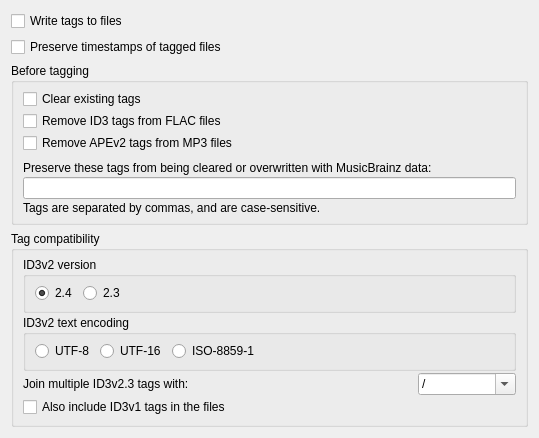
Before: the Qt Designer form ui/options_tags.ui in metabrainz/picard, drawn with Qt 5.
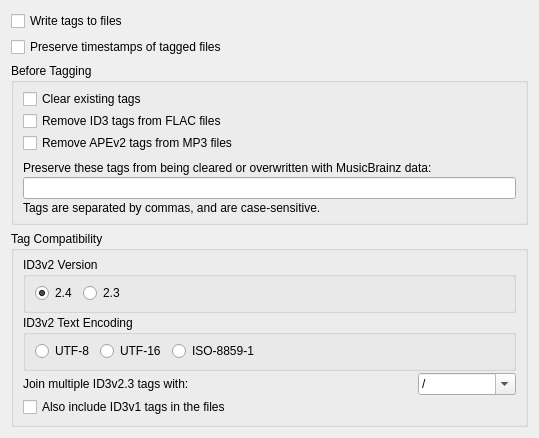
After: the same form once the commit is applied.

Commit message:
Make Title Case consistent...
... as reported by nikki?

```diff
--- a/ui/options_tags.ui
+++ b/ui/options_tags.ui
@@ -28,7 +28,7 @@
    <item>
     <widget class="QGroupBox" name="before_tagging">
      <property name="title">
-      <string>Before tagging</string>
+      <string>Before Tagging</string>
      </property>
      <layout class="QVBoxLayout">
       <property name="spacing">
@@ -100,7 +100,7 @@
    <item>
     <widget class="QGroupBox" name="tag_compatibility">
      <property name="title">
-      <string>Tag compatibility</string>
+      <string>Tag Compatibility</string>
      </property>
      <layout class="QVBoxLayout">
       <property name="spacing">
@@ -115,7 +115,7 @@
       <item>
        <widget class="QGroupBox" name="id3v2_version">
         <property name="title">
-         <string>ID3v2 version</string>
+         <string>ID3v2 Version</string>
         </property>
         <property name="flat">
          <bool>false</bool>
@@ -179,7 +179,7 @@
       <item>
        <widget class="QGroupBox" name="id3v2_text_encoding">
         <property name="title">
-         <string>ID3v2 text encoding</string>
+         <string>ID3v2 Text Encoding</string>
         </property>
         <layout class="QHBoxLayout" name="horizontalLayout_2">
          <property name="topMargin">
```
The commit also changes 2 other files.
